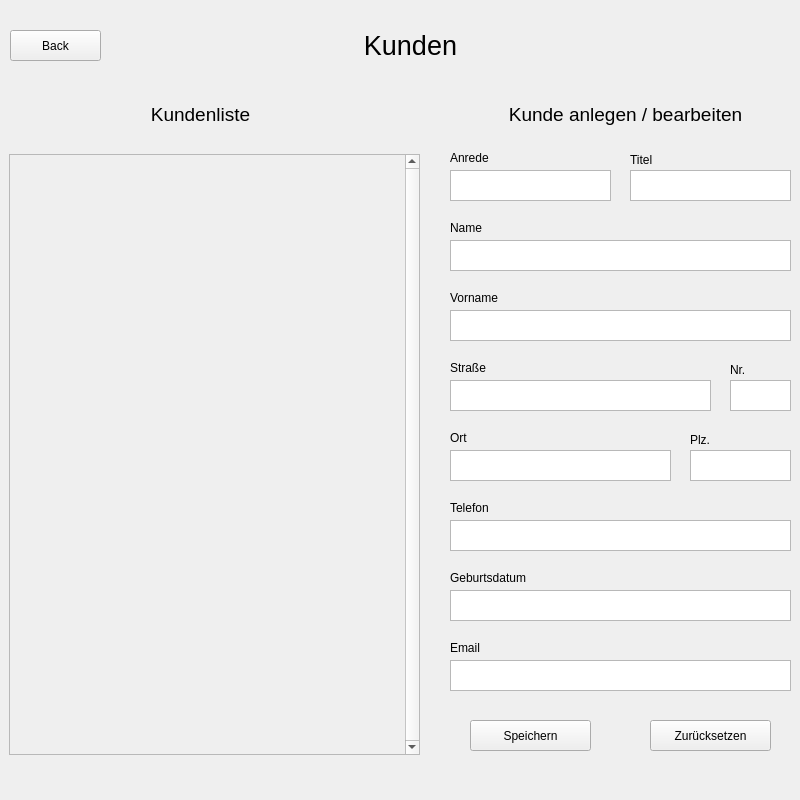
Old version of the form overviewkunde.ui in the repository luis-we/SchulaufgabePRO.
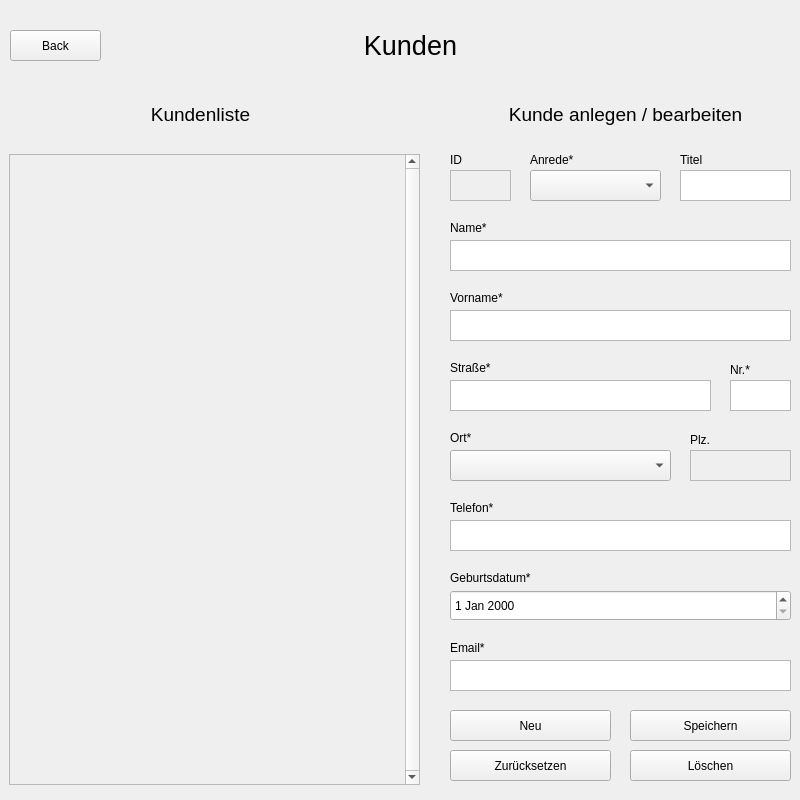
New version of the form.

```diff
--- a/overviewkunde.ui
+++ b/overviewkunde.ui
@@ -50,16 +50,6 @@
     <set>Qt::AlignCenter</set>
    </property>
   </widget>
-  <widget class="QTextBrowser" name="salutation">
-   <property name="geometry">
-    <rect>
-     <x>450</x>
-     <y>170</y>
-     <width>161</width>
-     <height>31</height>
-    </rect>
-   </property>
-  </widget>
   <widget class="QTextBrowser" name="name">
    <property name="geometry">
     <rect>
@@ -69,6 +59,9 @@
      <height>31</height>
     </rect>
    </property>
+   <property name="readOnly">
+    <bool>false</bool>
+   </property>
   </widget>
   <widget class="QTextBrowser" name="firstname">
    <property name="geometry">
@@ -79,6 +72,9 @@
      <height>31</height>
     </rect>
    </property>
+   <property name="readOnly">
+    <bool>false</bool>
+   </property>
   </widget>
   <widget class="QTextBrowser" name="street">
    <property name="geometry">
@@ -89,28 +85,21 @@
      <height>31</height>
     </rect>
    </property>
-  </widget>
-  <widget class="QTextBrowser" name="ort">
-   <property name="geometry">
-    <rect>
-     <x>450</x>
-     <y>450</y>
-     <width>221</width>
-     <height>31</height>
-    </rect>
+   <property name="readOnly">
+    <bool>false</bool>
    </property>
   </widget>
   <widget class="QLabel" name="salutation_label">
    <property name="geometry">
     <rect>
-     <x>450</x>
+     <x>530</x>
      <y>150</y>
-     <width>161</width>
-     <height>16</height>
+     <width>131</width>
+     <height>20</height>
     </rect>
    </property>
    <property name="text">
-    <string>Anrede</string>
+    <string>Anrede*</string>
    </property>
   </widget>
   <widget class="QLabel" name="name_label">
@@ -123,7 +112,7 @@
     </rect>
    </property>
    <property name="text">
-    <string>Name</string>
+    <string>Name*</string>
    </property>
   </widget>
   <widget class="QLabel" name="firstname_label">
@@ -136,7 +125,7 @@
     </rect>
    </property>
    <property name="text">
-    <string>Vorname</string>
+    <string>Vorname*</string>
    </property>
   </widget>
   <widget class="QLabel" name="street_label">
@@ -149,7 +138,7 @@
     </rect>
    </property>
    <property name="text">
-    <string>Straße</string>
+    <string>Straße*</string>
    </property>
   </widget>
   <widget class="QLabel" name="ort_label">
@@ -162,15 +151,15 @@
     </rect>
    </property>
    <property name="text">
-    <string>Ort</string>
+    <string>Ort*</string>
    </property>
   </widget>
   <widget class="QPushButton" name="save">
    <property name="geometry">
     <rect>
-     <x>470</x>
-     <y>720</y>
-     <width>121</width>
+     <x>630</x>
+     <y>710</y>
+     <width>161</width>
      <height>31</height>
     </rect>
    </property>
@@ -181,9 +170,9 @@
   <widget class="QPushButton" name="reset">
    <property name="geometry">
     <rect>
-     <x>650</x>
-     <y>720</y>
-     <width>121</width>
+     <x>450</x>
+     <y>750</y>
+     <width>161</width>
      <height>31</height>
     </rect>
    </property>
@@ -243,7 +232,7 @@
     </rect>
    </property>
    <property name="text">
-    <string>Telefon</string>
+    <string>Telefon*</string>
    </property>
   </widget>
   <widget class="QLabel" name="streetnr_label">
@@ -256,7 +245,7 @@
     </rect>
    </property>
    <property name="text">
-    <string>Nr.</string>
+    <string>Nr.*</string>
    </property>
   </widget>
   <widget class="QLabel" name="birthdate_label">
@@ -269,15 +258,15 @@
     </rect>
    </property>
    <property name="text">
-    <string>Geburtsdatum</string>
+    <string>Geburtsdatum*</string>
    </property>
   </widget>
   <widget class="QLabel" name="titel_label">
    <property name="geometry">
     <rect>
-     <x>630</x>
+     <x>680</x>
      <y>150</y>
-     <width>161</width>
+     <width>111</width>
      <height>20</height>
     </rect>
    </property>
@@ -295,7 +284,7 @@
     </rect>
    </property>
    <property name="text">
-    <string>Email</string>
+    <string>Email*</string>
    </property>
   </widget>
   <widget class="QLabel" name="plz_label">
@@ -320,8 +309,14 @@
      <height>31</height>
     </rect>
    </property>
+   <property name="readOnly">
+    <bool>false</bool>
+   </property>
   </widget>
   <widget class="QTextBrowser" name="plz">
+   <property name="enabled">
+    <bool>false</bool>
+   </property>
    <property name="geometry">
     <rect>
      <x>690</x>
@@ -330,16 +325,22 @@
      <height>31</height>
     </rect>
    </property>
+   <property name="readOnly">
+    <bool>true</bool>
+   </property>
   </widget>
   <widget class="QTextBrowser" name="titel">
    <property name="geometry">
     <rect>
-     <x>630</x>
+     <x>680</x>
      <y>170</y>
-     <width>161</width>
+     <width>111</width>
      <height>31</height>
     </rect>
    </property>
+   <property name="readOnly">
+    <bool>false</bool>
+   </property>
   </widget>
   <widget class="QTextBrowser" name="phone">
    <property name="geometry">
@@ -350,15 +351,8 @@
      <height>31</height>
     </rect>
    </property>
-  </widget>
-  <widget class="QTextBrowser" name="birthdate">
-   <property name="geometry">
-    <rect>
-     <x>450</x>
-     <y>590</y>
-     <width>341</width>
-     <height>31</height>
-    </rect>
+   <property name="readOnly">
+    <bool>false</bool>
    </property>
   </widget>
   <widget class="QTextBrowser" name="mail">
@@ -370,6 +364,9 @@
      <height>31</height>
     </rect>
    </property>
+   <property name="readOnly">
+    <bool>false</bool>
+   </property>
   </widget>
   <widget class="QScrollArea" name="scrollArea">
    <property name="geometry">
@@ -377,7 +374,7 @@
      <x>9</x>
      <y>154</y>
      <width>411</width>
-     <height>601</height>
+     <height>631</height>
     </rect>
    </property>
    <property name="verticalScrollBarPolicy">
@@ -395,11 +392,102 @@
       <x>0</x>
       <y>0</y>
       <width>392</width>
-      <height>599</height>
+      <height>629</height>
      </rect>
     </property>
    </widget>
   </widget>
+  <widget class="QPushButton" name="remove">
+   <property name="geometry">
+    <rect>
+     <x>630</x>
+     <y>750</y>
+     <width>161</width>
+     <height>31</height>
+    </rect>
+   </property>
+   <property name="text">
+    <string>Löschen</string>
+   </property>
+  </widget>
+  <widget class="QPushButton" name="create">
+   <property name="enabled">
+    <bool>true</bool>
+   </property>
+   <property name="geometry">
+    <rect>
+     <x>450</x>
+     <y>710</y>
+     <width>161</width>
+     <height>31</height>
+    </rect>
+   </property>
+   <property name="text">
+    <string>Neu</string>
+   </property>
+  </widget>
+  <widget class="QTextBrowser" name="id">
+   <property name="enabled">
+    <bool>false</bool>
+   </property>
+   <property name="geometry">
+    <rect>
+     <x>450</x>
+     <y>170</y>
+     <width>61</width>
+     <height>31</height>
+    </rect>
+   </property>
+   <property name="autoFillBackground">
+    <bool>false</bool>
+   </property>
+   <property name="readOnly">
+    <bool>true</bool>
+   </property>
+  </widget>
+  <widget class="QLabel" name="id_label">
+   <property name="geometry">
+    <rect>
+     <x>450</x>
+     <y>150</y>
+     <width>81</width>
+     <height>20</height>
+    </rect>
+   </property>
+   <property name="text">
+    <string>ID</string>
+   </property>
+  </widget>
+  <widget class="QComboBox" name="salutation">
+   <property name="geometry">
+    <rect>
+     <x>530</x>
+     <y>170</y>
+     <width>131</width>
+     <height>31</height>
+    </rect>
+   </property>
+  </widget>
+  <widget class="QDateEdit" name="birthdate">
+   <property name="geometry">
+    <rect>
+     <x>450</x>
+     <y>590</y>
+     <width>341</width>
+     <height>31</height>
+    </rect>
+   </property>
+  </widget>
+  <widget class="QComboBox" name="ort">
+   <property name="geometry">
+    <rect>
+     <x>450</x>
+     <y>450</y>
+     <width>221</width>
+     <height>31</height>
+    </rect>
+   </property>
+  </widget>
  </widget>
  <resources/>
  <connections/>
```
